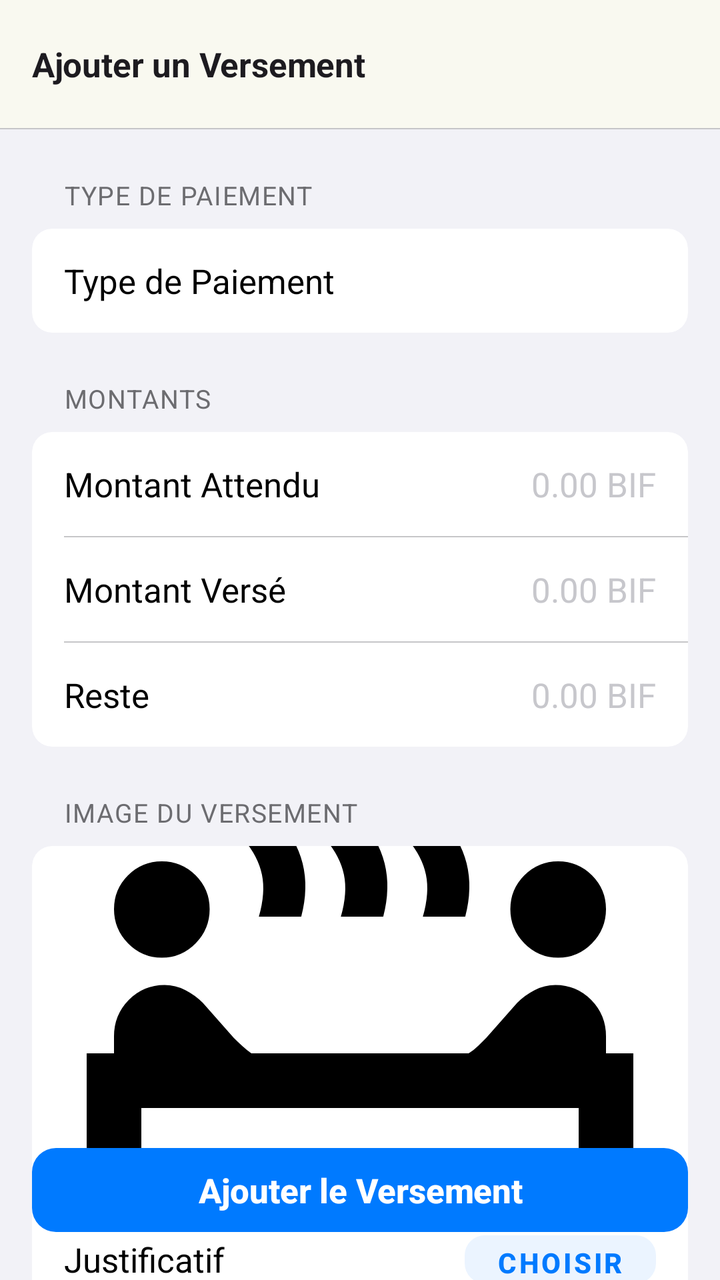
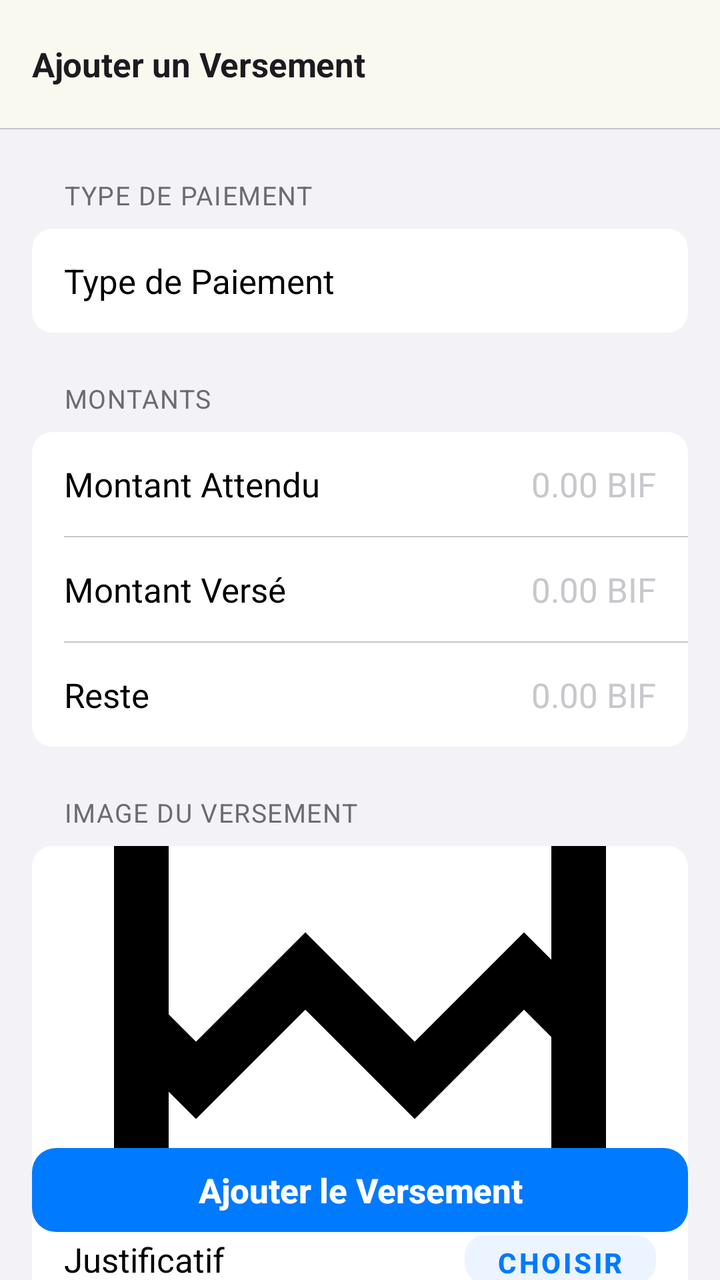

Compare the two renders of this Android layout. The source of the first and the diff that turns it into the second are given below.
<!-- AndroidManifest.xml: application theme Theme.MyAdermoShop -->
<!-- res/layout/activity_add_versement.xml -->
<?xml version="1.0" encoding="utf-8"?>
<androidx.coordinatorlayout.widget.CoordinatorLayout
    xmlns:android="http://schemas.android.com/apk/res/android"
    xmlns:app="http://schemas.android.com/apk/res-auto"
    android:layout_width="match_parent"
    android:layout_height="match_parent"
    android:background="@color/ios_bg">

    <com.google.android.material.appbar.AppBarLayout
        android:layout_width="match_parent"
        android:layout_height="wrap_content"
        android:background="@color/ios_nav"
        app:elevation="0dp">

        <com.google.android.material.appbar.MaterialToolbar
            android:id="@+id/toolbar"
            style="@style/Widget.iOS.Toolbar"
            android:layout_width="match_parent"
            android:layout_height="?attr/actionBarSize"
            app:title="Ajouter un Versement"
            app:titleTextAppearance="@style/T.NavTitle"/>

        <View
            android:layout_width="match_parent"
            android:layout_height="0.5dp"
            android:background="@color/ios_sep"/>

    </com.google.android.material.appbar.AppBarLayout>

    <androidx.core.widget.NestedScrollView
        android:layout_width="match_parent"
        android:layout_height="match_parent"
        android:paddingBottom="100dp"
        android:clipToPadding="false"
        app:layout_behavior="@string/appbar_scrolling_view_behavior">

        <LinearLayout
            android:orientation="vertical"
            android:layout_width="match_parent"
            android:layout_height="wrap_content">

            <TextView
                android:layout_width="wrap_content"
                android:layout_height="wrap_content"
                android:layout_marginStart="32dp"
                android:layout_marginTop="24dp"
                android:layout_marginBottom="8dp"
                android:text="TYPE DE PAIEMENT"
                android:textColor="@color/ios_label2"
                android:textSize="13sp"
                android:textAllCaps="true"
                android:letterSpacing="0.04"/>

            <com.google.android.material.card.MaterialCardView
                android:layout_width="match_parent"
                android:layout_height="wrap_content"
                android:layout_marginStart="16dp"
                android:layout_marginEnd="16dp"
                app:cardBackgroundColor="@color/ios_bg2"
                app:cardCornerRadius="10dp"
                app:cardElevation="0dp"
                app:strokeWidth="0dp">

                <LinearLayout
                    android:orientation="horizontal"
                    android:layout_width="match_parent"
                    android:layout_height="52dp"
                    android:paddingStart="16dp"
                    android:paddingEnd="8dp"
                    android:gravity="center_vertical">

                    <TextView
                        android:layout_width="0dp"
                        android:layout_weight="1"
                        android:layout_height="wrap_content"
                        android:text="Type de Paiement"
                        android:textColor="@color/ios_label"
                        android:textSize="17sp"/>

                    <Spinner
                        android:id="@+id/spinnerPaymentType"
                        android:layout_width="wrap_content"
                        android:layout_height="wrap_content"
                        android:spinnerMode="dropdown"
                        android:background="@null"/>

                </LinearLayout>

            </com.google.android.material.card.MaterialCardView>

            <TextView
                android:layout_width="wrap_content"
                android:layout_height="wrap_content"
                android:layout_marginStart="32dp"
                android:layout_marginTop="24dp"
                android:layout_marginBottom="8dp"
                android:text="MONTANTS"
                android:textColor="@color/ios_label2"
                android:textSize="13sp"
                android:textAllCaps="true"
                android:letterSpacing="0.04"/>

            <com.google.android.material.card.MaterialCardView
                android:layout_width="match_parent"
                android:layout_height="wrap_content"
                android:layout_marginStart="16dp"
                android:layout_marginEnd="16dp"
                app:cardBackgroundColor="@color/ios_bg2"
                app:cardCornerRadius="10dp"
                app:cardElevation="0dp"
                app:strokeWidth="0dp">

                <LinearLayout
                    android:orientation="vertical"
                    android:layout_width="match_parent"
                    android:layout_height="wrap_content">

                    <LinearLayout
                        android:orientation="horizontal"
                        android:layout_width="match_parent"
                        android:layout_height="52dp"
                        android:paddingStart="16dp"
                        android:paddingEnd="16dp"
                        android:gravity="center_vertical">
                        <TextView
                            android:layout_width="0dp"
                            android:layout_weight="1"
                            android:layout_height="wrap_content"
                            android:text="Montant Attendu"
                            android:textColor="@color/ios_label"
                            android:textSize="17sp"/>
                        <com.google.android.material.textfield.TextInputEditText
                            android:id="@+id/etExpectedAmount"
                            android:layout_width="140dp"
                            android:layout_height="wrap_content"
                            android:background="@null"
                            android:enabled="false"
                            android:gravity="end"
                            android:hint="0.00 BIF"
                            android:inputType="numberDecimal"
                            android:paddingTop="0dp"
                            android:paddingBottom="0dp"
                            android:textColor="@color/ios_label2"
                            android:textColorHint="@color/ios_placeholder"
                            android:textSize="17sp"/>
                    </LinearLayout>

                    <View android:layout_width="match_parent" android:layout_height="0.5dp"
                        android:layout_marginStart="16dp" android:background="@color/ios_sep"/>

                    <LinearLayout
                        android:orientation="horizontal"
                        android:layout_width="match_parent"
                        android:layout_height="52dp"
                        android:paddingStart="16dp"
                        android:paddingEnd="16dp"
                        android:gravity="center_vertical">
                        <TextView
                            android:layout_width="0dp"
                            android:layout_weight="1"
                            android:layout_height="wrap_content"
                            android:text="Montant Versé"
                            android:textColor="@color/ios_label"
                            android:textSize="17sp"/>
                        <com.google.android.material.textfield.TextInputEditText
                            android:id="@+id/etVersedAmount"
                            android:layout_width="140dp"
                            android:layout_height="wrap_content"
                            android:background="@null"
                            android:gravity="end"
                            android:hint="0.00 BIF"
                            android:inputType="numberDecimal"
                            android:paddingTop="0dp"
                            android:paddingBottom="0dp"
                            android:textColor="@color/ios_label"
                            android:textColorHint="@color/ios_placeholder"
                            android:textSize="17sp"/>
                    </LinearLayout>

                    <View android:layout_width="match_parent" android:layout_height="0.5dp"
                        android:layout_marginStart="16dp" android:background="@color/ios_sep"/>

                    <LinearLayout
                        android:orientation="horizontal"
                        android:layout_width="match_parent"
                        android:layout_height="52dp"
                        android:paddingStart="16dp"
                        android:paddingEnd="16dp"
                        android:gravity="center_vertical">
                        <TextView
                            android:layout_width="0dp"
                            android:layout_weight="1"
                            android:layout_height="wrap_content"
                            android:text="Reste"
                            android:textColor="@color/ios_label"
                            android:textSize="17sp"/>
                        <com.google.android.material.textfield.TextInputEditText
                            android:id="@+id/etResteAmount"
                            android:layout_width="140dp"
                            android:layout_height="wrap_content"
                            android:background="@null"
                            android:enabled="false"
                            android:gravity="end"
                            android:hint="0.00 BIF"
                            android:inputType="numberDecimal"
                            android:paddingTop="0dp"
                            android:paddingBottom="0dp"
                            android:textColor="@color/ios_label2"
                            android:textColorHint="@color/ios_placeholder"
                            android:textSize="17sp"/>
                    </LinearLayout>

                </LinearLayout>

            </com.google.android.material.card.MaterialCardView>

            <TextView
                android:layout_width="wrap_content"
                android:layout_height="wrap_content"
                android:layout_marginStart="32dp"
                android:layout_marginTop="24dp"
                android:layout_marginBottom="8dp"
                android:text="IMAGE DU VERSEMENT"
                android:textColor="@color/ios_label2"
                android:textSize="13sp"
                android:textAllCaps="true"
                android:letterSpacing="0.04"/>

            <com.google.android.material.card.MaterialCardView
                android:layout_width="match_parent"
                android:layout_height="wrap_content"
                android:layout_marginStart="16dp"
                android:layout_marginEnd="16dp"
                app:cardBackgroundColor="@color/ios_bg2"
                app:cardCornerRadius="10dp"
                app:cardElevation="0dp"
                app:strokeWidth="0dp">

                <LinearLayout
                    android:orientation="vertical"
                    android:layout_width="match_parent"
                    android:layout_height="wrap_content">

                    <ImageView
                        android:id="@+id/ivSelectedImage"
                        android:layout_width="match_parent"
                        android:layout_height="180dp"
                        android:src="@drawable/ic_product_placeholder"
                        android:scaleType="centerCrop"/>

                    <View android:layout_width="match_parent" android:layout_height="0.5dp"
                        android:background="@color/ios_sep"/>

                    <LinearLayout
                        android:orientation="horizontal"
                        android:layout_width="match_parent"
                        android:layout_height="52dp"
                        android:paddingStart="16dp"
                        android:paddingEnd="16dp"
                        android:gravity="center_vertical">

                        <TextView
                            android:layout_width="0dp"
                            android:layout_weight="1"
                            android:layout_height="wrap_content"
                            android:text="Justificatif"
                            android:textColor="@color/ios_label"
                            android:textSize="17sp"/>

                        <com.google.android.material.button.MaterialButton
                            android:id="@+id/btnSelectImage"
                            style="@style/B.Secondary"
                            android:layout_width="wrap_content"
                            android:layout_height="36dp"
                            android:text="Choisir"
                            android:textSize="14sp"
                            app:cornerRadius="10dp"/>

                    </LinearLayout>

                </LinearLayout>

            </com.google.android.material.card.MaterialCardView>

            <Space android:layout_width="0dp" android:layout_height="24dp"/>

        </LinearLayout>

    </androidx.core.widget.NestedScrollView>

    <com.google.android.material.button.MaterialButton
        android:id="@+id/btnAddVersement"
        android:layout_width="match_parent"
        android:layout_height="50dp"
        android:layout_gravity="bottom"
        android:layout_marginStart="16dp"
        android:layout_marginEnd="16dp"
        android:layout_marginBottom="20dp"
        android:text="Ajouter le Versement"
        android:textColor="@color/ios_btn_text"
        android:textSize="17sp"
        android:textStyle="bold"
        android:letterSpacing="-0.004"
        android:stateListAnimator="@null"
        app:backgroundTint="@color/ios_btn"
        app:cornerRadius="12dp"
        app:elevation="0dp"/>

</androidx.coordinatorlayout.widget.CoordinatorLayout>
<!-- resources referenced by this layout -->
<resources>
  <color name="ios_bg">#F2F2F7</color>
  <color name="ios_bg2">#FFFFFF</color>
  <color name="ios_btn">#007AFF</color>
  <color name="ios_btn_text">#FFFFFF</color>
  <color name="ios_label">#000000</color>
  <color name="ios_label2">#6C6C70</color>
  <color name="ios_nav">#F9F9F9F0</color>
  <color name="ios_placeholder">#C7C7CC</color>
  <color name="ios_sep">#C6C6C8</color>
  <!-- drawable ic_product_placeholder (drawable) -->
  <vector xmlns:android="http://schemas.android.com/apk/res/android" android:height="24dp" android:tint="#000000" android:viewportHeight="960" android:viewportWidth="960" android:width="24dp">
        
      <path android:fillColor="@android:color/white" android:pathData="M720.5,359Q700,338 700,309Q700,280 720.5,259.5Q741,239 770,239Q799,239 819.5,259.5Q840,280 840,309Q840,338 819.5,359Q799,380 770,380Q741,380 720.5,359ZM140.5,359Q120,338 120,309Q120,280 140.5,259.5Q161,239 190,239Q219,239 239.5,259.5Q260,280 260,309Q260,338 239.5,359Q219,380 190,380Q161,380 140.5,359ZM332,320Q342,285 336.5,258.5Q331,232 310,207Q278,169 268,129.5Q258,90 269,40L330,40Q323,83 328.5,112.5Q334,142 355,168Q387,206 396,242Q405,278 394,320L332,320ZM452,320Q462,285 456.5,258.5Q451,232 430,207Q398,169 388,129.5Q378,90 389,40L450,40Q442,85 448,113.5Q454,142 475,168Q507,206 516,242Q525,278 514,320L452,320ZM572,320Q582,285 576.5,258.5Q571,232 550,207Q518,169 508,129.5Q498,90 509,40L570,40Q562,85 568,113.5Q574,142 595,168Q627,206 636,242Q645,278 634,320L572,320ZM160,880Q127,880 103.5,856.5Q80,833 80,800L80,520L120,520L120,495Q120,464 141.5,442Q163,420 194,420Q210,420 224.5,427.5Q239,435 250,446L295,497Q301,503 307.5,509Q314,515 321,520L639,520Q647,515 653,509Q659,503 665,497L710,446Q721,435 735.5,427.5Q750,420 766,420Q797,420 818.5,442Q840,464 840,495L840,520L880,520L880,800Q880,833 856.5,856.5Q833,880 800,880L160,880ZM160,680L800,680L800,600L160,600L160,680ZM160,800L800,800Q800,800 800,800Q800,800 800,800L800,760L160,760L160,800Q160,800 160,800Q160,800 160,800ZM480,680L480,680L480,680L480,680ZM480,760Q480,760 480,760Q480,760 480,760L480,760L480,760L480,760Q480,760 480,760Q480,760 480,760ZM480,760L480,760L480,680L480,680L480,760Z"/>
      
  </vector>
  <style name="B.Secondary" parent="Widget.MaterialComponents.Button">
          <item name="android:layout_width">match_parent</item>
          <item name="android:layout_height">50dp</item>
          <item name="backgroundTint">@color/ios_btn2_bg</item>
          <item name="cornerRadius">12dp</item>
          <item name="android:textColor">@color/ios_btn2_text</item>
          <item name="android:textSize">17sp</item>
          <item name="android:textStyle">bold</item>
          <item name="elevation">0dp</item>
          <item name="android:stateListAnimator">@null</item>
      </style>
  <style name="T.NavTitle">
          <item name="android:textSize">17sp</item>
          <item name="android:textStyle">bold</item>
          <item name="android:textColor">@color/ios_label</item>
          <item name="android:letterSpacing">-0.004</item>
      </style>
  <style name="Widget.iOS.Toolbar" parent="Widget.MaterialComponents.Toolbar">
          <item name="android:background">@color/ios_nav</item>
          <item name="android:elevation">0dp</item>
          <item name="titleTextAppearance">@style/T.NavTitle</item>
          <item name="navigationIconTint">@color/ios_blue</item>
      </style>
  <style name="Theme.MyAdermoShop" parent="Base.Theme.MyAdermoShop" />
  <color name="ios_btn2_bg">#EBF4FF</color>
  <color name="ios_btn2_text">#007AFF</color>
  <color name="ios_blue">#007AFF</color>
  <style name="Base.Theme.MyAdermoShop" parent="Theme.Material3.DayNight.NoActionBar">
          
          
      </style>
</resources>

<!-- the commit's change to res/layout/activity_add_versement.xml (unified diff, before → after) -->
@@ -245,7 +245,7 @@
                         android:id="@+id/ivSelectedImage"
                         android:layout_width="match_parent"
                         android:layout_height="180dp"
-                        android:src="@drawable/ic_product_placeholder"
+                        android:src="@drawable/ic_product_placeholder_x"
                         android:scaleType="centerCrop"/>
 
                     <View android:layout_width="match_parent" android:layout_height="0.5dp"
<!-- resource entries referenced after the edit -->
@@ -9,10 +9,10 @@
   <color name="ios_nav">#F9F9F9F0</color>
   <color name="ios_placeholder">#C7C7CC</color>
   <color name="ios_sep">#C6C6C8</color>
-  <!-- drawable ic_product_placeholder (drawable) -->
+  <!-- drawable ic_product_placeholder_x (drawable) -->
   <vector xmlns:android="http://schemas.android.com/apk/res/android" android:height="24dp" android:tint="#000000" android:viewportHeight="960" android:viewportWidth="960" android:width="24dp">
         
-      <path android:fillColor="@android:color/white" android:pathData="M720.5,359Q700,338 700,309Q700,280 720.5,259.5Q741,239 770,239Q799,239 819.5,259.5Q840,280 840,309Q840,338 819.5,359Q799,380 770,380Q741,380 720.5,359ZM140.5,359Q120,338 120,309Q120,280 140.5,259.5Q161,239 190,239Q219,239 239.5,259.5Q260,280 260,309Q260,338 239.5,359Q219,380 190,380Q161,380 140.5,359ZM332,320Q342,285 336.5,258.5Q331,232 310,207Q278,169 268,129.5Q258,90 269,40L330,40Q323,83 328.5,112.5Q334,142 355,168Q387,206 396,242Q405,278 394,320L332,320ZM452,320Q462,285 456.5,258.5Q451,232 430,207Q398,169 388,129.5Q378,90 389,40L450,40Q442,85 448,113.5Q454,142 475,168Q507,206 516,242Q525,278 514,320L452,320ZM572,320Q582,285 576.5,258.5Q571,232 550,207Q518,169 508,129.5Q498,90 509,40L570,40Q562,85 568,113.5Q574,142 595,168Q627,206 636,242Q645,278 634,320L572,320ZM160,880Q127,880 103.5,856.5Q80,833 80,800L80,520L120,520L120,495Q120,464 141.5,442Q163,420 194,420Q210,420 224.5,427.5Q239,435 250,446L295,497Q301,503 307.5,509Q314,515 321,520L639,520Q647,515 653,509Q659,503 665,497L710,446Q721,435 735.5,427.5Q750,420 766,420Q797,420 818.5,442Q840,464 840,495L840,520L880,520L880,800Q880,833 856.5,856.5Q833,880 800,880L160,880ZM160,680L800,680L800,600L160,600L160,680ZM160,800L800,800Q800,800 800,800Q800,800 800,800L800,760L160,760L160,800Q160,800 160,800Q160,800 160,800ZM480,680L480,680L480,680L480,680ZM480,760Q480,760 480,760Q480,760 480,760L480,760L480,760L480,760Q480,760 480,760Q480,760 480,760ZM480,760L480,760L480,680L480,680L480,760Z"/>
+      <path android:fillColor="@android:color/white" android:pathData="M200,840Q167,840 143.5,816.5Q120,793 120,760L120,200Q120,167 143.5,143.5Q167,120 200,120L760,120Q793,120 816.5,143.5Q840,167 840,200L840,760Q840,793 816.5,816.5Q793,840 760,840L200,840ZM240,503L400,343L560,503L720,343L760,383L760,200Q760,200 760,200Q760,200 760,200L200,200Q200,200 200,200Q200,200 200,200L200,463L240,503ZM200,760L760,760Q760,760 760,760Q760,760 760,760L760,496L720,456L560,616L400,456L240,616L200,576L200,760Q200,760 200,760Q200,760 200,760ZM200,760L200,760Q200,760 200,760Q200,760 200,760L200,496L200,576L200,463L200,383L200,200Q200,200 200,200Q200,200 200,200L200,200Q200,200 200,200Q200,200 200,200L200,463L200,463L200,576L200,576L200,760Q200,760 200,760Q200,760 200,760Z"/>
       
   </vector>
   <style name="B.Secondary" parent="Widget.MaterialComponents.Button">
